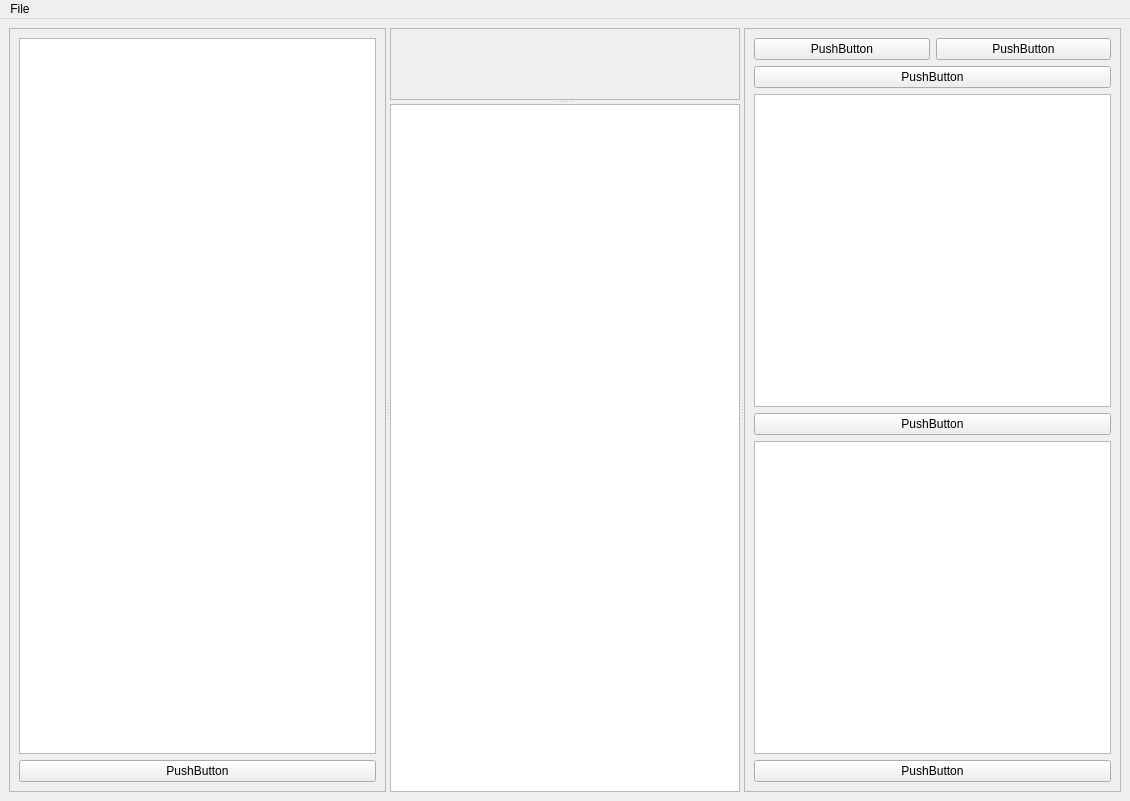
Above: slacx/slacxui/basic.ui from slaclab/paws before the change. Below: the same form after it.
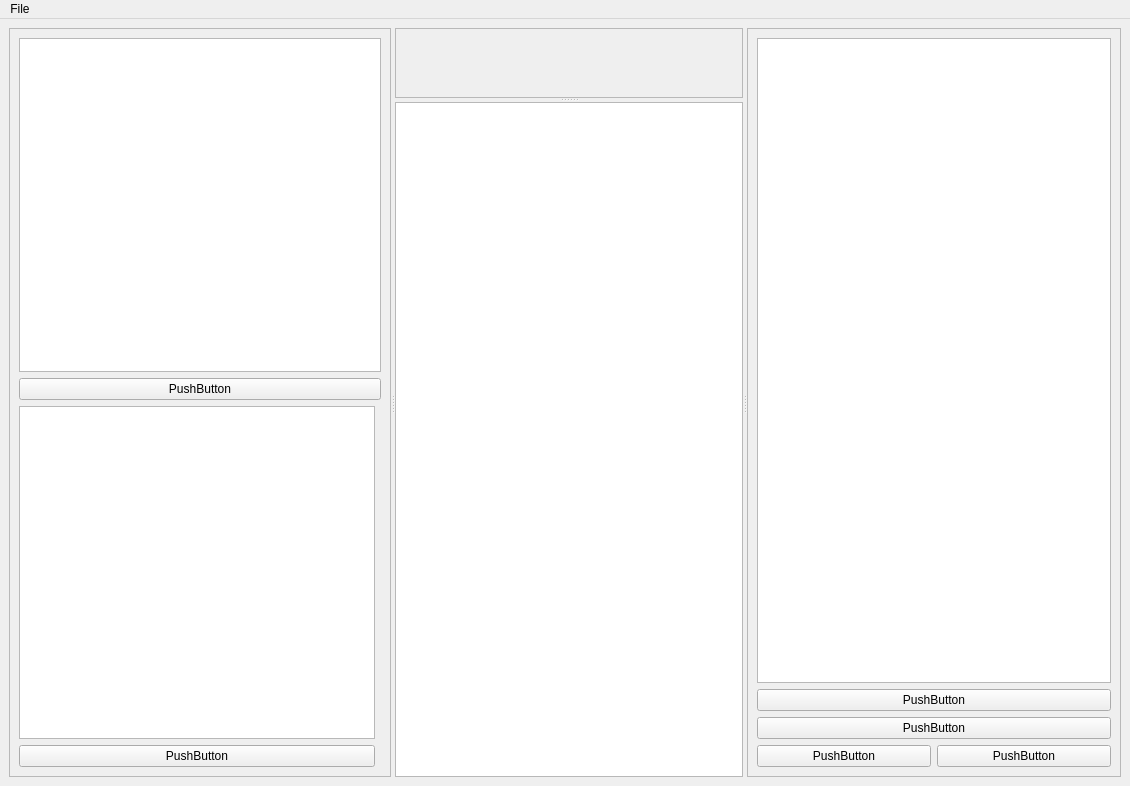
That is the form after the change.

Commit message: plugin manager fully connected to workflow and several bugfixes. structure of .wfl yaml file changed so that save data is scalable- old wfls will now be broken. version++.

What changed in the file:
```diff
--- a/slacx/slacxui/basic.ui
+++ b/slacx/slacxui/basic.ui
@@ -7,7 +7,7 @@
     <x>0</x>
     <y>0</y>
     <width>1130</width>
-    <height>801</height>
+    <height>786</height>
    </rect>
   </property>
   <property name="windowTitle">
@@ -31,11 +31,21 @@
         <enum>QFrame::Raised</enum>
        </property>
        <layout class="QGridLayout" name="gridLayout_4">
+        <item row="4" column="0" colspan="2">
+         <widget class="QPushButton" name="edit_ops_button">
+          <property name="text">
+           <string>PushButton</string>
+          </property>
+         </widget>
+        </item>
         <item row="0" column="0" colspan="2">
          <widget class="QTreeView" name="op_tree"/>
         </item>
-        <item row="4" column="0" colspan="2">
-         <widget class="QPushButton" name="edit_ops_button">
+        <item row="5" column="0">
+         <widget class="QTreeView" name="plugin_tree"/>
+        </item>
+        <item row="6" column="0">
+         <widget class="QPushButton" name="edit_plugins_button">
           <property name="text">
            <string>PushButton</string>
           </property>
@@ -87,37 +97,27 @@
           </property>
          </widget>
         </item>
-        <item row="1" column="0">
+        <item row="9" column="0" colspan="2">
+         <widget class="QPushButton" name="run_wf_button">
+          <property name="text">
+           <string>PushButton</string>
+          </property>
+         </widget>
+        </item>
+        <item row="10" column="0">
          <widget class="QPushButton" name="save_wf_button">
           <property name="text">
            <string>PushButton</string>
           </property>
          </widget>
         </item>
-        <item row="8" column="0" colspan="2">
-         <widget class="QPushButton" name="edit_plugins_button">
-          <property name="text">
-           <string>PushButton</string>
-          </property>
-         </widget>
-        </item>
-        <item row="1" column="1">
+        <item row="10" column="1">
          <widget class="QPushButton" name="load_wf_button">
           <property name="text">
            <string>PushButton</string>
           </property>
          </widget>
         </item>
-        <item row="7" column="0" colspan="2">
-         <widget class="QTreeView" name="plugin_tree"/>
-        </item>
-        <item row="2" column="0" colspan="2">
-         <widget class="QPushButton" name="run_wf_button">
-          <property name="text">
-           <string>PushButton</string>
-          </property>
-         </widget>
-        </item>
        </layout>
       </widget>
      </widget>
```
The commit also changes 17 other files.
